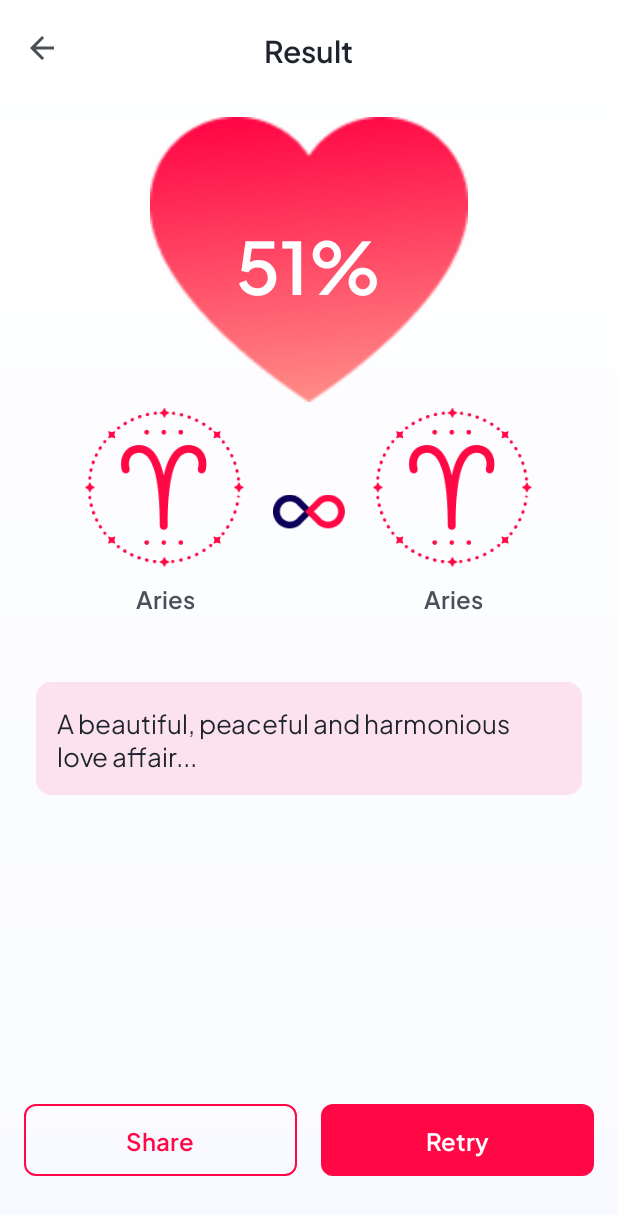
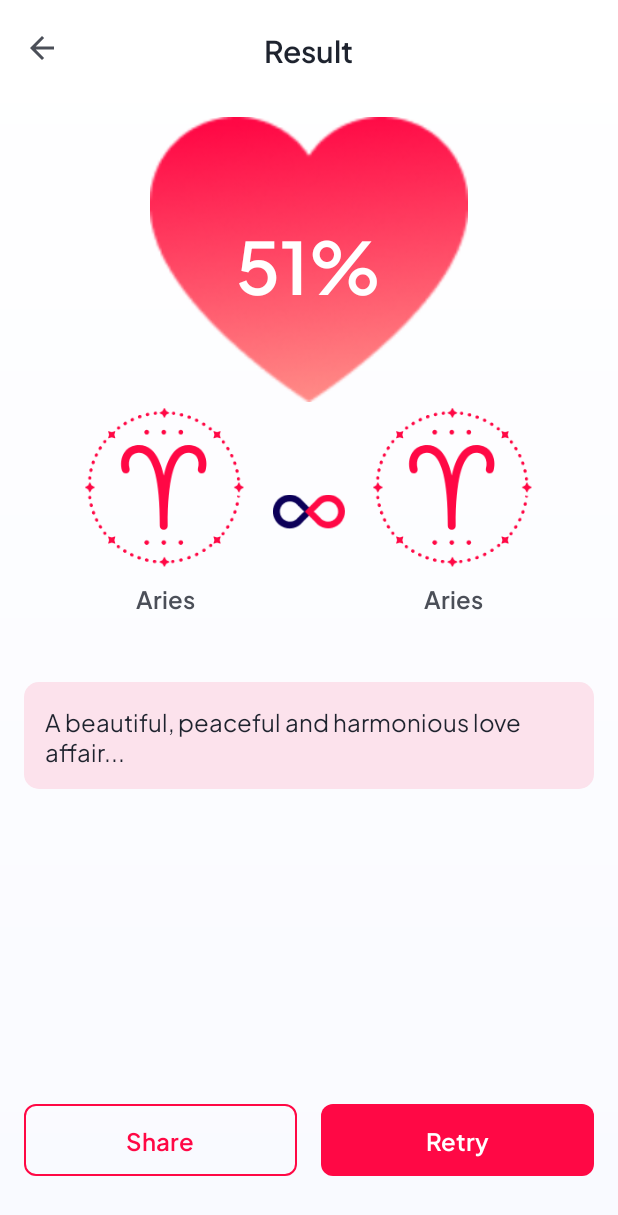
Before and after one commit to alm-174/LoveTester, an Android app: the HoroscopeTestFragment screen opened through its navigation route, after a tap on "Love Test", on a phone screen of 412 x 824 dp. Shown: the top 1215 px of the screen. Run offline under Robolectric (Android 15) with nearby library versions, the phone set to English and light mode, and no system bars.

Commit message:
Đợt 4: style nút/tiêu đề/sheet dùng chung, thang cỡ chữ-bo góc-lề, bỏ kích thước cứng, màu tương phản

```diff
--- a/app/src/main/res/layout/activity_intro.xml
+++ b/app/src/main/res/layout/activity_intro.xml
@@ -22,7 +22,7 @@
         android:layout_width="0dp"
         android:layout_height="wrap_content"
         android:layout_marginStart="16dp"
-        android:layout_marginEnd="18dp"
+        android:layout_marginEnd="16dp"
         android:layout_marginBottom="100dp"
         app:layout_constraintStart_toStartOf="parent"
         app:layout_constraintEnd_toEndOf="parent"
--- a/app/src/main/res/layout/activity_permission.xml
+++ b/app/src/main/res/layout/activity_permission.xml
@@ -11,9 +11,7 @@
         android:layout_width="wrap_content"
         android:layout_height="wrap_content"
         android:text="@string/permission_title"
-        android:textSize="20sp"
-        android:textColor="@color/text_title"
-        android:fontFamily="@font/plus_jakarta_sans_semibold"
+        android:textAppearance="@style/TextAppearance.LoveTester.ScreenTitle"
         android:layout_marginStart="@dimen/space_16"
         android:layout_marginTop="@dimen/space_16"
         app:layout_constraintStart_toStartOf="parent"
@@ -90,7 +88,7 @@
         android:layout_marginTop="66dp"
         android:gravity="center"
         android:text="@string/common_continue"
-        android:textSize="18sp"
+        android:textSize="16sp"
         android:textColor="@color/primary"
         android:fontFamily="@font/plus_jakarta_sans_semibold"
         android:clickable="true"
--- a/app/src/main/res/layout/fragment_love_test_result.xml
+++ b/app/src/main/res/layout/fragment_love_test_result.xml
@@ -142,13 +142,13 @@
         android:id="@+id/tvResultMessage"
         android:layout_width="0dp"
         android:layout_height="wrap_content"
-        android:layout_marginStart="24dp"
-        android:layout_marginEnd="24dp"
+        android:layout_marginStart="16dp"
+        android:layout_marginEnd="16dp"
         android:layout_marginTop="44dp"
         android:background="@drawable/bg_result_message"
         android:padding="14dp"
         android:textColor="@color/text_title"
-        android:textSize="17sp"
+        android:textSize="16sp"
         android:fontFamily="@font/plus_jakarta_sans_regular"
         tools:text="Your love test result message"
         app:layout_constraintTop_toBottomOf="@id/layoutPersons"
@@ -169,40 +169,21 @@
 
         <com.google.android.material.button.MaterialButton
             android:id="@+id/btnShare"
-            style="@style/Widget.MaterialComponents.Button.OutlinedButton"
+            style="@style/Widget.LoveTester.Button.Outlined"
             android:layout_width="0dp"
             android:layout_height="match_parent"
             android:layout_weight="1"
             android:layout_marginEnd="8dp"
-            android:insetTop="0dp"
-            android:insetBottom="0dp"
-            android:letterSpacing="0"
-            android:text="@string/share"
-            android:textAllCaps="false"
-            android:textSize="16sp"
-            android:textColor="@color/primary"
-            android:fontFamily="@font/plus_jakarta_sans_semibold"
-            app:strokeColor="@color/primary"
-            app:strokeWidth="1dp"
-            app:cornerRadius="8dp" />
+            android:text="@string/share" />
 
         <com.google.android.material.button.MaterialButton
             android:id="@+id/btnRetry"
+            style="@style/Widget.LoveTester.Button.Filled"
             android:layout_width="0dp"
             android:layout_height="match_parent"
             android:layout_weight="1"
             android:layout_marginStart="8dp"
-            android:insetTop="0dp"
-            android:insetBottom="0dp"
-            android:letterSpacing="0"
-            android:stateListAnimator="@null"
-            android:text="@string/retry"
-            android:textAllCaps="false"
-            android:textSize="16sp"
-            android:textColor="@android:color/white"
-            android:fontFamily="@font/plus_jakarta_sans_semibold"
-            app:backgroundTint="@color/primary"
-            app:cornerRadius="8dp" />
+            android:text="@string/retry" />
 
     </LinearLayout>
 
--- a/app/src/main/res/layout/item_zodiac.xml
+++ b/app/src/main/res/layout/item_zodiac.xml
@@ -1,7 +1,8 @@
 <?xml version="1.0" encoding="utf-8"?>
 <FrameLayout xmlns:android="http://schemas.android.com/apk/res/android"
     android:layout_width="match_parent"
-    android:layout_height="156dp"
+    android:layout_height="wrap_content"
+    android:minHeight="156dp"
     android:background="@drawable/bg_zodiac_item"
     android:clickable="true"
     android:focusable="true"
--- a/app/src/main/res/values/colors.xml
+++ b/app/src/main/res/values/colors.xml
@@ -27,10 +27,10 @@
 
     <!-- Text -->
     <color name="text_body">#4B4F58</color>
-    <color name="text_hint">#9CA3AF</color>
+    <color name="text_hint">#6B7280</color>
     <color name="text_error">#B3261E</color>
     <color name="text_calendar_month">#27272A</color>
-    <color name="text_calendar_weekday">#787B82</color>
+    <color name="text_calendar_weekday">#6B6F77</color>
     <color name="text_on_primary_soft">#FCFCFC</color>
 
     <!-- Surfaces / dividers -->
--- a/app/src/main/res/values/styles.xml
+++ b/app/src/main/res/values/styles.xml
@@ -14,6 +14,30 @@
         <item name="android:padding">12dp</item>
         <item name="android:contentDescription">@string/common_back</item>
         <item name="tint">@color/text_body</item>
+    </style>
+
+    <!-- Bottom sheets: one white, 16dp top-rounded surface for every sheet (see themes.xml). -->
+    <style name="ShapeAppearance.LoveTester.BottomSheet" parent="">
+        <item name="cornerFamily">rounded</item>
+        <item name="cornerSizeTopLeft">16dp</item>
+        <item name="cornerSizeTopRight">16dp</item>
+        <item name="cornerSizeBottomLeft">0dp</item>
+        <item name="cornerSizeBottomRight">0dp</item>
+    </style>
+
+    <style name="Widget.LoveTester.BottomSheet" parent="Widget.Material3.BottomSheet">
+        <item name="backgroundTint">@color/white</item>
+        <item name="shapeAppearanceOverlay">@style/ShapeAppearance.LoveTester.BottomSheet</item>
+    </style>
+
+    <style name="ThemeOverlay.LoveTester.BottomSheetDialog" parent="ThemeOverlay.Material3.BottomSheetDialog">
+        <item name="bottomSheetStyle">@style/Widget.LoveTester.BottomSheet</item>
+    </style>
+
+    <!-- Drag handle of a bottom sheet (size is set in the layout: 40dp x 4dp). -->
+    <style name="Widget.LoveTester.SheetHandle" parent="">
+        <item name="android:background">@drawable/bg_background_placeholder</item>
+        <item name="android:backgroundTint">@color/sheet_handle</item>
     </style>
 
     <!-- Text scale: 24 / 20 / 16 / 14 / 12 -->
--- a/app/src/main/res/values/themes.xml
+++ b/app/src/main/res/values/themes.xml
@@ -2,6 +2,7 @@
     <!-- Base application theme. Light only: the app is designed for a light UI (see report). -->
     <style name="Base.Theme.LoveTester" parent="Theme.Material3.Light.NoActionBar">
         <item name="materialButtonStyle">@style/Widget.LoveTester.Button.Filled</item>
+        <item name="bottomSheetDialogTheme">@style/ThemeOverlay.LoveTester.BottomSheetDialog</item>
         <!-- Stop the system "force dark" from recolouring the (hard-coded light) screens. -->
         <item name="android:forceDarkAllowed" tools:targetApi="29">false</item>
     </style>
```
Also changed, not shown: app/src/main/res/layout/bottom_sheet_background.xml (+9 -10 lines), app/src/main/res/layout/bottom_sheet_horoscope.xml (+4 -7 lines), app/src/main/res/layout/bottom_sheet_information.xml (+6 -13 lines), app/src/main/res/layout/dialog_love_date_picker.xml (+10 -24 lines), app/src/main/res/layout/fragment_add_memory.xml (+1 -6 lines), app/src/main/res/layout/fragment_horoscope_test.xml (+4 -4 lines), app/src/main/res/layout/fragment_love_test.xml (+10 -6 lines), app/src/main/res/layout/fragment_memory_list.xml (+4 -5 lines), app/src/main/res/layout/fragment_start_date.xml (+2 -10 lines), app/src/main/res/layout/item_language.xml (+7 -5 lines).
